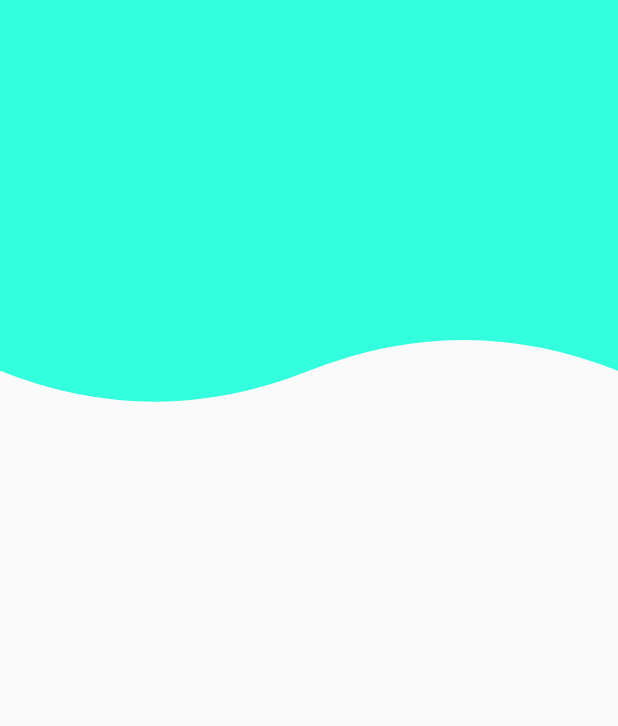
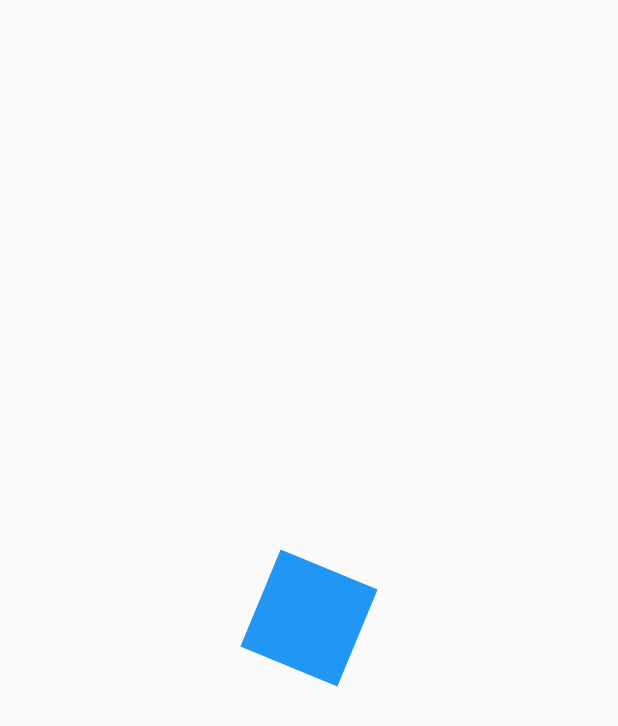
Before and after one commit to kervisvasquez1993/dise-o-flutter, a Flutter app: the screen it shows after launch, on a phone screen of 412 x 824 dp. Shown: the top 726 px of the screen. Run offline on Flutter 3.47's test engine with Material 2 defaults, Android fonts, the phone set to English and light mode, and no system bars.

Commit message:
agregamos animacion

```diff
--- a/lib/main.dart
+++ b/lib/main.dart
@@ -1,3 +1,4 @@
+import 'package:appredvital/src/pages/animaciones_pages.dart';
 import 'package:appredvital/src/pages/header_page.dart';
 import 'package:flutter/material.dart';
 
@@ -8,7 +9,7 @@ class MyApp extends StatelessWidget {
   Widget build(BuildContext context) {
     return MaterialApp(
       title: 'Diseño app',
-      home: Scaffold(body: HeaderPage()),
+      home: Scaffold(body: AnimacionesPage()),
     );
   }
 }
--- /dev/null
+++ b/lib/src/pages/animaciones_pages.dart
@@ -0,0 +1,80 @@
+import 'package:flutter/material.dart';
+import 'dart:math' as Math;
+
+class AnimacionesPage extends StatelessWidget {
+  @override
+  Widget build(BuildContext context) {
+    return Scaffold(
+      body: Center(
+        child: CuadradoAnimado(),
+      ),
+    );
+  }
+}
+
+class CuadradoAnimado extends StatefulWidget {
+  @override
+  _CuadradoAnimadoState createState() => _CuadradoAnimadoState();
+}
+
+class _CuadradoAnimadoState extends State<CuadradoAnimado>
+    with SingleTickerProviderStateMixin {
+  AnimationController controller; /* ejemplo de la barra de youtube    */
+  Animation<double> rotation;
+
+  /* inicializar  */
+
+  @override
+  void initState() {
+    // TODO: implement initState
+
+    super.initState();
+    controller = new AnimationController(
+        vsync: this, duration: Duration(milliseconds: 4000));
+
+    rotation = Tween(begin: 0.0, end: 2 * Math.pi).animate(controller);
+
+    /* add listener */
+    controller.addListener(() {
+      print("status ${controller.status}");
+      if (controller.status == AnimationStatus.completed) {
+        controller.reverse();
+      }
+    });
+    controller.forward();
+    super.initState();
+  }
+
+  @override
+  void dispose() {
+    // TODO: implement dispose
+
+    controller.dispose();
+    super.dispose();
+  }
+
+  @override
+  Widget build(BuildContext context) {
+    /* reproduccion */
+    controller.forward();
+    return AnimatedBuilder(
+      animation: controller,
+      /* child: _Rectangulo(), */
+      builder: (BuildContext context, Widget child) {
+        print(rotation.value);
+        return Transform.rotate(angle: rotation.value, child: _Rectangulo());
+      },
+    );
+  }
+}
+
+class _Rectangulo extends StatelessWidget {
+  @override
+  Widget build(BuildContext context) {
+    return Container(
+      width: 70,
+      height: 70,
+      decoration: BoxDecoration(color: Colors.blue),
+    );
+  }
+}
```
